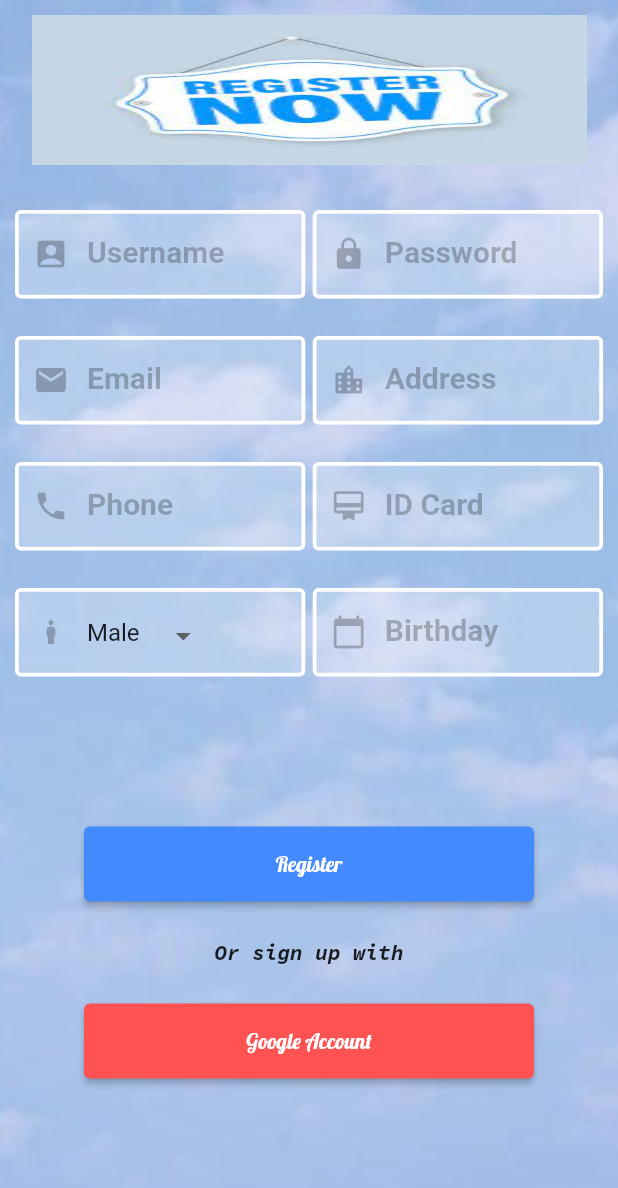
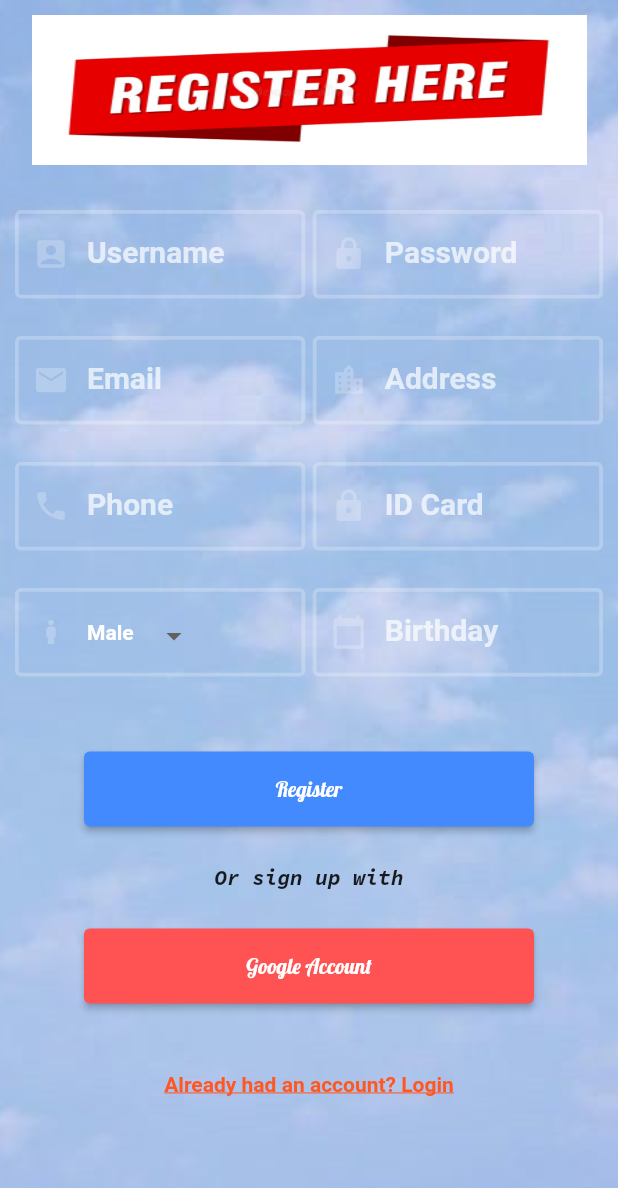
Before and after one commit to Jamies-Tran/SU22SE04_SBHS_Capstone_Project, a Flutter app: the RegisterScreen screen opened by its route, on a phone screen of 412 x 824 dp. Shown: the top 1188 px of the screen. Run offline on Flutter 3.47's test engine with Material 2 defaults, Android fonts, the phone set to English and light mode, and no system bars; our stand-ins replace firebase_auth, firebase_core, flutter_spinkit, get_it, google_sign_in; accounts and stored records are empty.

Commit message:
Updated register screen 2022-22-11

```diff
--- a/staywithme_passenger_application/lib/bloc/event/reg_event.dart
+++ b/staywithme_passenger_application/lib/bloc/event/reg_event.dart
@@ -87,6 +87,12 @@ class NavigateToCompleteGoogelRegScreenEvent extends RegisterEvent {
   GoogleSignInAccount? googleSignInAccount;
 }
 
+class NaviageToLoginScreenEvent extends RegisterEvent {
+  NaviageToLoginScreenEvent({this.context});
+
+  BuildContext? context;
+}
+
 class SubmitRegisterAccountEvent extends RegisterEvent {
   SubmitRegisterAccountEvent(
       {this.username,
--- a/staywithme_passenger_application/lib/bloc/reg_bloc.dart
+++ b/staywithme_passenger_application/lib/bloc/reg_bloc.dart
@@ -3,6 +3,7 @@ import 'package:flutter/material.dart';
 import 'package:staywithme_passenger_application/bloc/event/reg_event.dart';
 import 'package:staywithme_passenger_application/bloc/state/reg_state.dart';
 import 'package:staywithme_passenger_application/screen/authenticate/complete_google_reg_screen.dart';
+import 'package:staywithme_passenger_application/screen/authenticate/log_in_screen.dart';
 import 'package:staywithme_passenger_application/screen/authenticate/register_screen.dart';
 
 class RegisterBloc {
@@ -78,6 +79,9 @@ class RegisterBloc {
             "googleSignInAccount": event.googleSignInAccount,
             "googleSignIn": event.googleSignIn
           });
+    } else if (event is NaviageToLoginScreenEvent) {
+      Navigator.of(event.context!)
+          .pushReplacementNamed(LoginScreen.loginScreenRoute);
     } else if (event is SubmitRegisterAccountEvent) {}
     stateController.sink.add(RegisterState(
         username: _username,
--- a/staywithme_passenger_application/lib/screen/authenticate/complete_google_reg_screen.dart
+++ b/staywithme_passenger_application/lib/screen/authenticate/complete_google_reg_screen.dart
@@ -3,9 +3,8 @@ import 'package:google_sign_in/google_sign_in.dart';
 import 'package:intl/intl.dart';
 import 'package:staywithme_passenger_application/bloc/complete_google_reg_bloc.dart';
 import 'package:staywithme_passenger_application/bloc/event/reg_google_event.dart';
-// import 'package:staywithme_passenger_application/service/auth_by_google_service.dart';
-// import 'package:staywithme_passenger_application/service_locator/service_locator.dart';
 
+// TODO: update complete gg reg screen
 class CompleteGoogleRegisterScreen extends StatefulWidget {
   const CompleteGoogleRegisterScreen({super.key});
 
--- a/staywithme_passenger_application/lib/screen/authenticate/register_screen.dart
+++ b/staywithme_passenger_application/lib/screen/authenticate/register_screen.dart
@@ -63,7 +63,7 @@ class _RegisterScreen extends State<RegisterScreen> {
                         width: 370,
                         decoration: const BoxDecoration(
                           image: DecorationImage(
-                              image: AssetImage("images/register.jpeg"),
+                              image: AssetImage("images/register.jpg"),
                               fit: BoxFit.fill),
                         ),
                       ),
@@ -81,28 +81,35 @@ class _RegisterScreen extends State<RegisterScreen> {
                                 Expanded(
                                   flex: 1,
                                   child: TextFormField(
+                                    style: const TextStyle(
+                                        color: Colors.white,
+                                        fontWeight: FontWeight.bold),
                                     decoration: InputDecoration(
                                       filled: true,
-                                        fillColor: snapshot.data!.focusColor(),
+                                      fillColor: Colors.transparent,
                                       label: const Text(
                                         "Username",
                                         style: TextStyle(
                                           fontSize: 20,
-                                            color: Colors.black26,
+                                          color: Colors.white70,
                                           fontWeight: FontWeight.bold,
                                         ),
                                       ),
-                                        prefixIcon: const Icon(
+                                      prefixIcon: Icon(
                                         Icons.account_box,
-                                          color: Colors.black26,
+                                        color: snapshot.data!.focusColor(),
                                       ),
                                       enabledBorder: const OutlineInputBorder(
                                           borderSide: BorderSide(
-                                                color: Colors.white,
+                                              color: Colors.white24,
                                               width: 2.5)),
+                                      focusedBorder: const UnderlineInputBorder(
+                                          borderSide: BorderSide(
+                                              color: Colors.white, width: 3.0)),
                                       errorStyle: const TextStyle(
                                           fontWeight: FontWeight.bold,
-                                            color: Colors.redAccent)),
+                                          color: Colors.redAccent),
+                                    ),
                                     onTap: () => registerBloc
                                         .eventController.sink
                                         .add(FocusTextFieldRegisterEvent(
@@ -121,25 +128,33 @@ class _RegisterScreen extends State<RegisterScreen> {
                                 Expanded(
                                   flex: 1,
                                   child: TextFormField(
+                                    style: const TextStyle(
+                                        color: Colors.white,
+                                        fontWeight: FontWeight.bold),
                                     decoration: InputDecoration(
                                         filled: true,
-                                        fillColor: snapshot.data!.focusColor(),
+                                        fillColor: Colors.transparent,
                                         label: const Text(
                                           "Password",
                                           style: TextStyle(
                                             fontSize: 20,
-                                            color: Colors.black26,
+                                            color: Colors.white70,
                                             fontWeight: FontWeight.bold,
                                           ),
                                         ),
-                                        prefixIcon: const Icon(
+                                        prefixIcon: Icon(
                                           Icons.lock,
-                                          color: Colors.black26,
+                                          color: snapshot.data!.focusColor(),
                                         ),
                                         enabledBorder: const OutlineInputBorder(
                                             borderSide: BorderSide(
+                                                color: Colors.white24,
+                                                width: 2.5)),
+                                        focusedBorder:
+                                            const UnderlineInputBorder(
+                                                borderSide: BorderSide(
                                                     color: Colors.white,
-                                                width: 2.5)),
+                                                    width: 3.0)),
                                         errorStyle: const TextStyle(
                                             fontWeight: FontWeight.bold,
                                             color: Colors.redAccent)),
@@ -166,26 +181,34 @@ class _RegisterScreen extends State<RegisterScreen> {
                                 Expanded(
                                   flex: 1,
                                   child: TextFormField(
+                                    style: const TextStyle(
+                                        color: Colors.white,
+                                        fontWeight: FontWeight.bold),
                                     keyboardType: TextInputType.emailAddress,
                                     decoration: InputDecoration(
                                         filled: true,
-                                        fillColor: snapshot.data!.focusColor(),
+                                        fillColor: Colors.transparent,
                                         label: const Text(
                                           "Email",
                                           style: TextStyle(
                                             fontSize: 20,
-                                            color: Colors.black26,
+                                            color: Colors.white70,
                                             fontWeight: FontWeight.bold,
                                           ),
                                         ),
-                                        prefixIcon: const Icon(
-                                          Icons.email,
-                                          color: Colors.black26,
+                                        prefixIcon: Icon(
+                                          Icons.mail,
+                                          color: snapshot.data!.focusColor(),
                                         ),
                                         enabledBorder: const OutlineInputBorder(
                                             borderSide: BorderSide(
+                                                color: Colors.white24,
+                                                width: 2.5)),
+                                        focusedBorder:
+                                            const UnderlineInputBorder(
+                                                borderSide: BorderSide(
                                                     color: Colors.white,
-                                                width: 2.5)),
+                                                    width: 3.0)),
                                         errorStyle: const TextStyle(
                                             fontWeight: FontWeight.bold,
                                             color: Colors.redAccent)),
@@ -206,25 +229,33 @@ class _RegisterScreen extends State<RegisterScreen> {
                                 Expanded(
                                   flex: 1,
                                   child: TextFormField(
+                                    style: const TextStyle(
+                                        color: Colors.white,
+                                        fontWeight: FontWeight.bold),
                                     decoration: InputDecoration(
                                         filled: true,
-                                        fillColor: snapshot.data!.focusColor(),
+                                        fillColor: Colors.transparent,
                                         label: const Text(
                                           "Address",
                                           style: TextStyle(
                                             fontSize: 20,
-                                            color: Colors.black26,
+                                            color: Colors.white70,
                                             fontWeight: FontWeight.bold,
                                           ),
                                         ),
-                                        prefixIcon: const Icon(
+                                        prefixIcon: Icon(
                                           Icons.location_city,
-                                          color: Colors.black26,
+                                          color: snapshot.data!.focusColor(),
                                         ),
                                         enabledBorder: const OutlineInputBorder(
                                             borderSide: BorderSide(
+                                                color: Colors.white24,
+                                                width: 2.5)),
+                                        focusedBorder:
+                                            const UnderlineInputBorder(
+                                                borderSide: BorderSide(
                                                     color: Colors.white,
-                                                width: 2.5)),
+                                                    width: 3.0)),
                                         errorStyle: const TextStyle(
                                             fontWeight: FontWeight.bold,
                                             color: Colors.redAccent)),
@@ -250,26 +281,34 @@ class _RegisterScreen extends State<RegisterScreen> {
                                 Expanded(
                                   flex: 1,
                                   child: TextFormField(
+                                    style: const TextStyle(
+                                        color: Colors.white,
+                                        fontWeight: FontWeight.bold),
                                     keyboardType: TextInputType.phone,
                                     decoration: InputDecoration(
                                         filled: true,
-                                        fillColor: snapshot.data!.focusColor(),
+                                        fillColor: Colors.transparent,
                                         label: const Text(
                                           "Phone",
                                           style: TextStyle(
                                             fontSize: 20,
-                                            color: Colors.black26,
+                                            color: Colors.white70,
                                             fontWeight: FontWeight.bold,
                                           ),
                                         ),
-                                        prefixIcon: const Icon(
+                                        prefixIcon: Icon(
                                           Icons.phone,
-                                          color: Colors.black26,
+                                          color: snapshot.data!.focusColor(),
                                         ),
                                         enabledBorder: const OutlineInputBorder(
                                             borderSide: BorderSide(
+                                                color: Colors.white24,
+                                                width: 2.5)),
+                                        focusedBorder:
+                                            const UnderlineInputBorder(
+                                                borderSide: BorderSide(
                                                     color: Colors.white,
-                                                width: 2.5)),
+                                                    width: 3.0)),
                                         errorStyle: const TextStyle(
                                             fontWeight: FontWeight.bold,
                                             color: Colors.redAccent)),
@@ -290,26 +329,34 @@ class _RegisterScreen extends State<RegisterScreen> {
                                 Expanded(
                                   flex: 1,
                                   child: TextFormField(
+                                    style: const TextStyle(
+                                        color: Colors.white,
+                                        fontWeight: FontWeight.bold),
                                     keyboardType: TextInputType.number,
                                     decoration: InputDecoration(
                                         filled: true,
-                                        fillColor: snapshot.data!.focusColor(),
+                                        fillColor: Colors.transparent,
                                         label: const Text(
                                           "ID Card",
                                           style: TextStyle(
                                             fontSize: 20,
-                                            color: Colors.black26,
+                                            color: Colors.white70,
                                             fontWeight: FontWeight.bold,
                                           ),
                                         ),
-                                        prefixIcon: const Icon(
-                                          Icons.card_membership,
-                                          color: Colors.black26,
+                                        prefixIcon: Icon(
+                                          Icons.lock,
+                                          color: snapshot.data!.focusColor(),
                                         ),
                                         enabledBorder: const OutlineInputBorder(
                                             borderSide: BorderSide(
+                                                color: Colors.white24,
+                                                width: 2.5)),
+                                        focusedBorder:
+                                            const UnderlineInputBorder(
+                                                borderSide: BorderSide(
                                                     color: Colors.white,
-                                                width: 2.5)),
+                                                    width: 3.0)),
                                         errorStyle: const TextStyle(
                                             fontWeight: FontWeight.bold,
                                             color: Colors.redAccent)),
@@ -340,27 +387,37 @@ class _RegisterScreen extends State<RegisterScreen> {
                                       child: InputDecorator(
                                         decoration: InputDecoration(
                                             filled: true,
-                                            fillColor: snapshot.data!
-                                                .focusColor(),
+                                            fillColor: Colors.transparent,
                                             prefixIcon: snapshot.data!.gender ==
                                                     "Male"
-                                                ? const Icon(
+                                                ? Icon(
                                                     Icons.boy,
-                                                    color: Colors.black26,
+                                                    color: snapshot.data!
+                                                        .focusColor(),
                                                   )
-                                                : const Icon(
+                                                : Icon(
                                                     Icons.girl,
-                                                    color: Colors.black26,
+                                                    color: snapshot.data!
+                                                        .focusColor(),
                                                   ),
                                             enabledBorder:
                                                 const OutlineInputBorder(
                                                     borderSide: BorderSide(
+                                                        color: Colors.white24,
+                                                        width: 2.5)),
+                                            focusedBorder:
+                                                const UnderlineInputBorder(
+                                                    borderSide: BorderSide(
                                                         color: Colors.white,
-                                                        width: 2.5)),
+                                                        width: 3.0)),
                                             errorStyle: const TextStyle(
                                                 fontWeight: FontWeight.bold,
                                                 color: Colors.redAccent)),
                                         child: DropdownButton<String>(
+                                          style: const TextStyle(
+                                              color: Colors.white,
+                                              fontWeight: FontWeight.bold),
+                                          dropdownColor: Colors.blueAccent,
                                           items: registerBloc.genderSelection
                                               .map((e) => DropdownMenuItem(
                                                     value: e,
@@ -387,27 +444,35 @@ class _RegisterScreen extends State<RegisterScreen> {
                                 Expanded(
                                   flex: 1,
                                   child: TextFormField(
+                                    style: const TextStyle(
+                                        color: Colors.white,
+                                        fontWeight: FontWeight.bold),
                                     readOnly: true,
                                     controller: dobTextFieldController,
                                     decoration: InputDecoration(
                                         filled: true,
-                                        fillColor: snapshot.data!.focusColor(),
+                                        fillColor: Colors.transparent,
                                         label: const Text(
                                           "Birthday",
                                           style: TextStyle(
                                             fontSize: 20,
-                                            color: Colors.black26,
+                                            color: Colors.white70,
                                             fontWeight: FontWeight.bold,
                                           ),
                                         ),
-                                        prefixIcon: const Icon(
+                                        prefixIcon: Icon(
                                           Icons.calendar_today,
-                                          color: Colors.black26,
+                                          color: snapshot.data!.focusColor(),
                                         ),
                                         enabledBorder: const OutlineInputBorder(
                                             borderSide: BorderSide(
+                                                color: Colors.white24,
+                                                width: 2.5)),
+                                        focusedBorder:
+                                            const UnderlineInputBorder(
+                                                borderSide: BorderSide(
                                                     color: Colors.white,
-                                                width: 2.5)),
+                                                    width: 3.0)),
                                         errorStyle: const TextStyle(
                                             fontWeight: FontWeight.bold,
                                             color: Colors.redAccent)),
@@ -436,7 +501,7 @@ class _RegisterScreen extends State<RegisterScreen> {
                               ],
                             ),
                             const SizedBox(
-                              height: 100,
+                              height: 50,
                             ),
                             ElevatedButton(
                                 onPressed: () {
@@ -491,8 +556,25 @@ class _RegisterScreen extends State<RegisterScreen> {
                                   "Google Account",
                                   style: TextStyle(fontFamily: "Lobster"),
                                 )),
+                            const SizedBox(
+                              height: 30,
+                            ),
+                            TextButton(
+                                onPressed: () {
+                                  registerBloc.eventController.sink.add(
+                                      NaviageToLoginScreenEvent(
+                                          context: context));
+                                },
+                                child: const Text(
+                                  "Already had an account? Login",
+                                  style: TextStyle(
+                                    color: Colors.deepOrange,
+                                    fontWeight: FontWeight.bold,
+                                    decoration: TextDecoration.underline,
+                                  ),
+                                ))
                           ],
-                        ))
+                        )),
                   ]);
                 },
               ),
--- a/staywithme_passenger_application/pubspec.yaml
+++ b/staywithme_passenger_application/pubspec.yaml
@@ -72,7 +72,7 @@ flutter:
   assets:
     - images/complete_register.jpg
     - images/login.jpg
-    - images/register.jpeg
+    - images/register.jpg
     - images/complete_register_background.jpg
     - images/login_background.jpg
     - images/register_background.jpg
```
Also changed, not shown: staywithme_passenger_application/images/register.jpeg (deleted), staywithme_passenger_application/images/register.jpg (added). Lines whose indentation alone changed are shown as unchanged.
